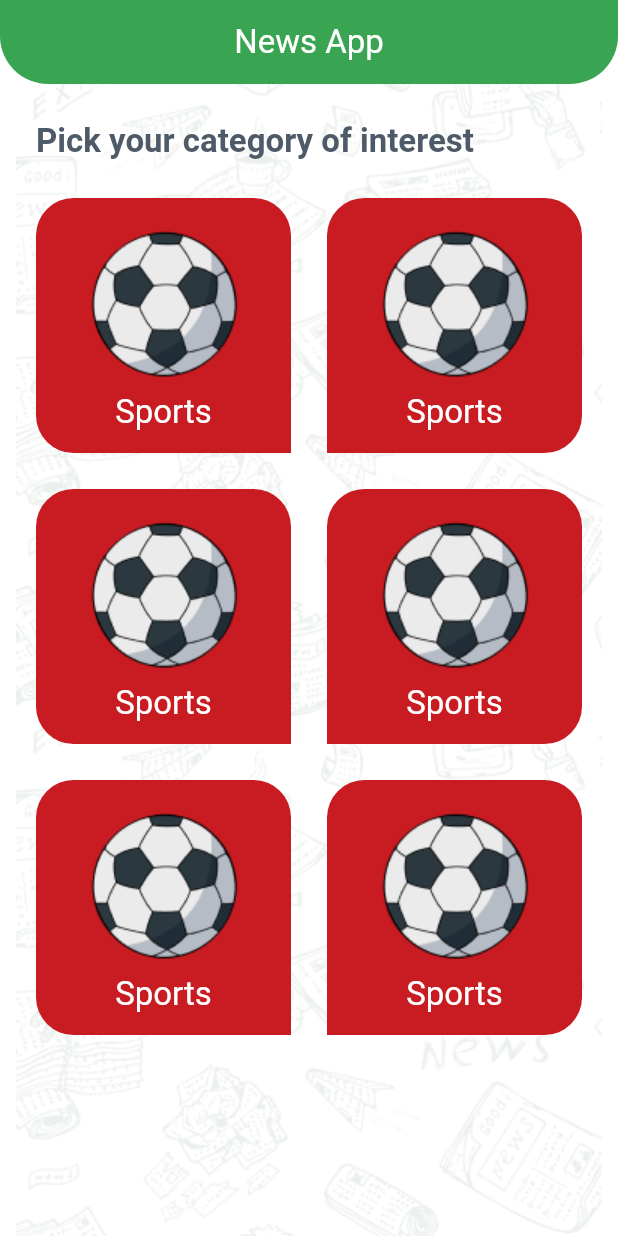
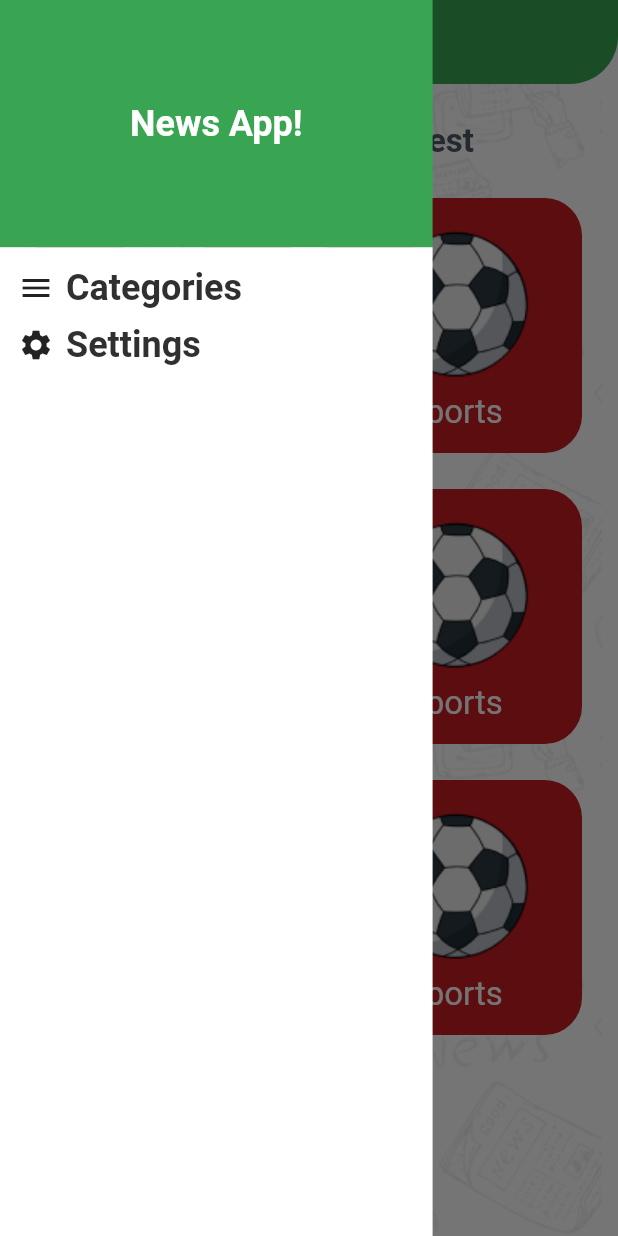
Before and after one commit to omar-route-c12/news, a Flutter app: the screen it shows after launch, with the side drawer open (before the commit the screen has no drawer), on a phone screen of 412 x 824 dp. Run offline on Flutter 3.47's test engine with Material 3 defaults, Android fonts, the phone set to English and light mode, and no system bars.

Commit message:
Implement home views switching

```diff
--- a/lib/categories/categories_grid.dart
+++ b/lib/categories/categories_grid.dart
@@ -4,7 +4,12 @@ import 'package:news/categories/category_item.dart';
 import 'package:news/models/category_model.dart';
 
 class CategoriesGrid extends StatelessWidget {
-  const CategoriesGrid({super.key});
+  CategoriesGrid({
+    super.key,
+    required this.onCategorySelected,
+  });
+
+  void Function(CategoryModel) onCategorySelected;
 
   @override
   Widget build(BuildContext context) {
@@ -40,10 +45,18 @@ class CategoriesGrid extends StatelessWidget {
                 mainAxisSpacing: 24,
                 crossAxisSpacing: 24,
               ),
-              itemBuilder: (_, index) => CategoryItem(
-                category: categories[index],
-                index: index,
-              ),
+              itemBuilder: (_, index) {
+                CategoryModel category = categories[index];
+                return GestureDetector(
+                  onTap: () {
+                    onCategorySelected(category);
+                  },
+                  child: CategoryItem(
+                    category: category,
+                    index: index,
+                  ),
+                );
+              },
               itemCount: categories.length,
             ),
           ),
--- /dev/null
+++ b/lib/categories/category_details.dart
@@ -0,0 +1,15 @@
+import 'package:flutter/material.dart';
+
+class CategoryDetails extends StatelessWidget {
+  CategoryDetails(this.categoryId);
+
+  String categoryId;
+  @override
+  Widget build(BuildContext context) {
+    return Center(
+      child: Text(
+        'Category Details',
+      ),
+    );
+  }
+}
--- /dev/null
+++ b/lib/drawer/home_drawer.dart
@@ -0,0 +1,82 @@
+import 'package:flutter/material.dart';
+import 'package:news/app_theme.dart';
+
+class HomeDrawer extends StatelessWidget {
+  HomeDrawer({
+    required this.onItemSelected,
+  });
+
+  void Function(DrawerItem) onItemSelected;
+
+  @override
+  Widget build(BuildContext context) {
+    TextStyle? titleLargeStyle =
+        Theme.of(context).textTheme.titleLarge?.copyWith(fontSize: 24);
+    Size screenSize = MediaQuery.sizeOf(context);
+
+    return SizedBox(
+      width: screenSize.width * 0.7,
+      child: Column(
+        children: [
+          Container(
+            height: screenSize.height * 0.2,
+            width: double.infinity,
+            color: AppTheme.primary,
+            alignment: Alignment.center,
+            child: Text(
+              'News App!',
+              style: titleLargeStyle,
+            ),
+          ),
+          Expanded(
+            child: Container(
+              padding: EdgeInsetsDirectional.only(
+                top: 12,
+                start: 12,
+              ),
+              color: AppTheme.white,
+              child: Column(
+                children: [
+                  GestureDetector(
+                    onTap: () => onItemSelected(DrawerItem.categories),
+                    child: Row(
+                      children: [
+                        Icon(Icons.menu),
+                        SizedBox(width: 8),
+                        Text(
+                          'Categories',
+                          style:
+                              titleLargeStyle?.copyWith(color: AppTheme.black),
+                        ),
+                      ],
+                    ),
+                  ),
+                  SizedBox(height: 8),
+                  GestureDetector(
+                    onTap: () => onItemSelected(DrawerItem.settings),
+                    child: Row(
+                      children: [
+                        Icon(Icons.settings),
+                        SizedBox(width: 8),
+                        Text(
+                          'Settings',
+                          style:
+                              titleLargeStyle?.copyWith(color: AppTheme.black),
+                        ),
+                      ],
+                    ),
+                  )
+                ],
+              ),
+            ),
+          ),
+        ],
+      ),
+    );
+  }
+}
+
+enum DrawerItem {
+  categories,
+  settings,
+}
--- a/lib/home_screen.dart
+++ b/lib/home_screen.dart
@@ -1,9 +1,21 @@
 import 'package:flutter/material.dart';
 import 'package:news/app_theme.dart';
 import 'package:news/categories/categories_grid.dart';
+import 'package:news/categories/category_details.dart';
+import 'package:news/drawer/home_drawer.dart';
+import 'package:news/models/category_model.dart';
+import 'package:news/settings/settings_tab.dart';
 
-class HomeScreen extends StatelessWidget {
+class HomeScreen extends StatefulWidget {
   static const String routeName = '/home';
+
+  @override
+  State<HomeScreen> createState() => _HomeScreenState();
+}
+
+class _HomeScreenState extends State<HomeScreen> {
+  DrawerItem selectedDrawerItem = DrawerItem.categories;
+  CategoryModel? selectedCategory;
 
   @override
   Widget build(BuildContext context) {
@@ -16,10 +28,35 @@ class HomeScreen extends StatelessWidget {
       ),
       child: Scaffold(
         appBar: AppBar(
-          title: Text('News App'),
+          title: Text(
+            selectedCategory != null
+                ? selectedCategory!.name
+                : selectedDrawerItem == DrawerItem.categories
+                    ? 'News App'
+                    : 'Settings',
+          ),
         ),
-        body: CategoriesGrid(),
+        drawer: HomeDrawer(
+          onItemSelected: onDrawerItemSelected,
+        ),
+        body: selectedCategory != null
+            ? CategoryDetails(selectedCategory!.id)
+            : selectedDrawerItem == DrawerItem.categories
+                ? CategoriesGrid(onCategorySelected: onCategorySelected)
+                : SettingsTab(),
       ),
     );
   }
+
+  void onDrawerItemSelected(DrawerItem item) {
+    selectedDrawerItem = item;
+    selectedCategory = null;
+    setState(() {});
+    Navigator.of(context).pop();
+  }
+
+  void onCategorySelected(CategoryModel category) {
+    selectedCategory = category;
+    setState(() {});
+  }
 }
--- /dev/null
+++ b/lib/settings/settings_tab.dart
@@ -0,0 +1,10 @@
+import 'package:flutter/material.dart';
+
+class SettingsTab extends StatelessWidget {
+  @override
+  Widget build(BuildContext context) {
+    return Center(
+      child: Text('Settings'),
+    );
+  }
+}
```
